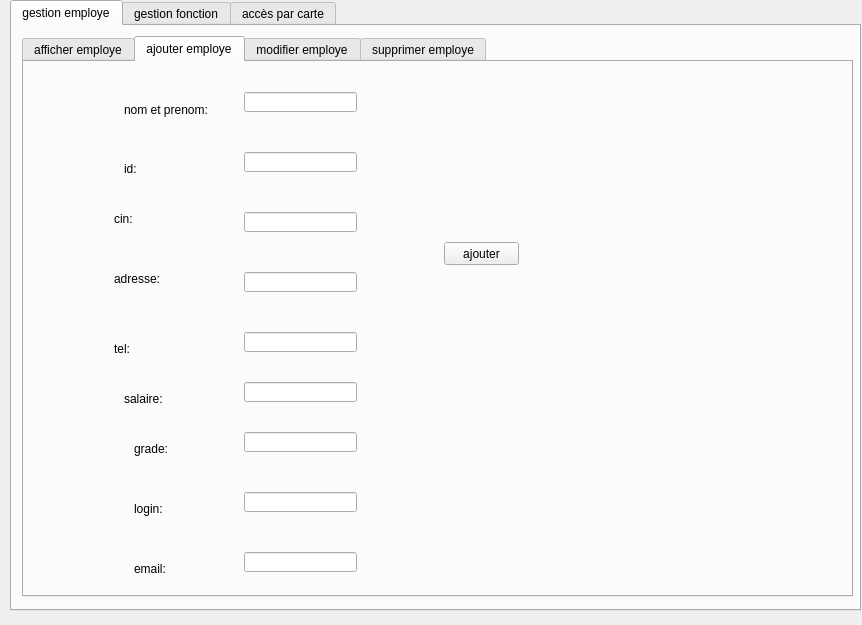
First picture: the form in employe.ui, repository zeinebzarrouk/projet-cpp, before the edit.
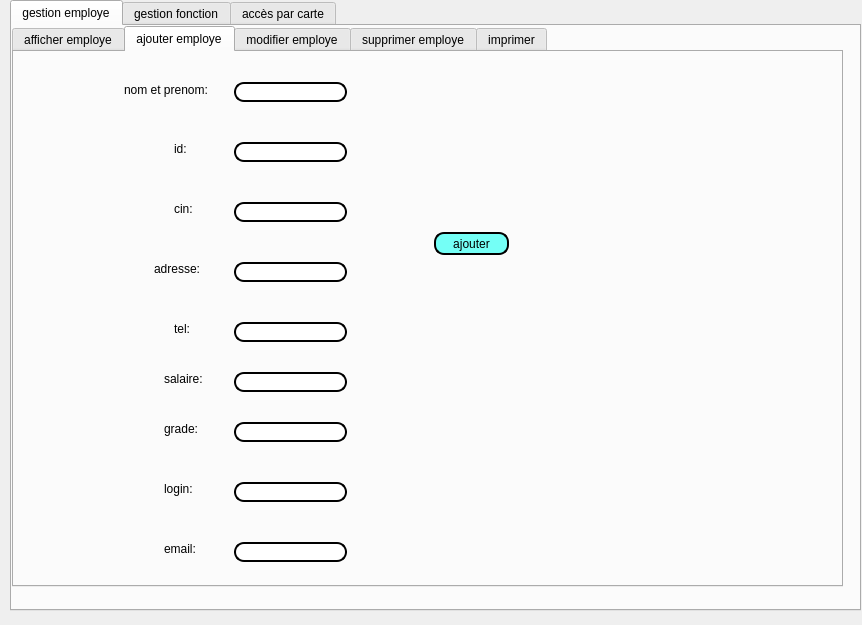
Second picture: the form after the edit. The open tabs and pages were chosen to show the change. Custom widgets are drawn as their Qt base class.

The edit to the form file:
```diff
--- a/employe.ui
+++ b/employe.ui
@@ -32,8 +32,8 @@
     <widget class="QTabWidget" name="tabWidget_2">
      <property name="geometry">
       <rect>
-       <x>10</x>
-       <y>10</y>
+       <x>0</x>
+       <y>0</y>
        <width>831</width>
        <height>561</height>
       </rect>
@@ -131,6 +131,13 @@
          <height>20</height>
         </rect>
        </property>
+       <property name="styleSheet">
+        <string notr="true">color: black;
+border-style:outset;
+border-width:2px;
+border-radius:10px;
+font: 75 italic 9pt &quot;Georgia&quot;;</string>
+       </property>
       </widget>
       <widget class="QLineEdit" name="id">
        <property name="geometry">
@@ -141,6 +148,13 @@
          <height>20</height>
         </rect>
        </property>
+       <property name="styleSheet">
+        <string notr="true">color: black;
+border-style:outset;
+border-width:2px;
+border-radius:10px;
+font: 75 italic 9pt &quot;Georgia&quot;;</string>
+       </property>
       </widget>
       <widget class="QLineEdit" name="cin">
        <property name="geometry">
@@ -151,6 +165,13 @@
          <height>20</height>
         </rect>
        </property>
+       <property name="styleSheet">
+        <string notr="true">color: black;
+border-style:outset;
+border-width:2px;
+border-radius:10px;
+font: 75 italic 9pt &quot;Georgia&quot;;</string>
+       </property>
       </widget>
       <widget class="QLineEdit" name="adresse">
        <property name="geometry">
@@ -161,6 +182,13 @@
          <height>20</height>
         </rect>
        </property>
+       <property name="styleSheet">
+        <string notr="true">color: black;
+border-style:outset;
+border-width:2px;
+border-radius:10px;
+font: 75 italic 9pt &quot;Georgia&quot;;</string>
+       </property>
       </widget>
       <widget class="QLineEdit" name="tel">
        <property name="geometry">
@@ -171,6 +199,14 @@
          <height>20</height>
         </rect>
        </property>
+       <property name="styleSheet">
+        <string notr="true">color: black;
+border-style:outset;
+border-width:2px;
+border-radius:10px;
+font: 75 italic 9pt &quot;Georgia&quot;;
+</string>
+       </property>
       </widget>
       <widget class="QLineEdit" name="salaire">
        <property name="geometry">
@@ -181,6 +217,14 @@
          <height>20</height>
         </rect>
        </property>
+       <property name="styleSheet">
+        <string notr="true">color: black;
+border-style:outset;
+border-width:2px;
+border-radius:10px;
+font: 75 italic 9pt &quot;Georgia&quot;;
+</string>
+       </property>
       </widget>
       <widget class="QLineEdit" name="grade">
        <property name="geometry">
@@ -191,6 +235,13 @@
          <height>20</height>
         </rect>
        </property>
+       <property name="styleSheet">
+        <string notr="true">color: black;
+border-style:outset;
+border-width:2px;
+border-radius:10px;
+font: 75 italic 9pt &quot;Georgia&quot;;</string>
+       </property>
       </widget>
       <widget class="QLineEdit" name="login">
        <property name="geometry">
@@ -201,6 +252,13 @@
          <height>20</height>
         </rect>
        </property>
+       <property name="styleSheet">
+        <string notr="true">font: 75 italic 9pt &quot;Georgia&quot;;
+color: black;
+border-style:outset;
+border-width:2px;
+border-radius:10px;</string>
+       </property>
       </widget>
       <widget class="QLineEdit" name="email">
        <property name="geometry">
@@ -211,16 +269,26 @@
          <height>20</height>
         </rect>
        </property>
+       <property name="styleSheet">
+        <string notr="true">color: black;
+border-style:outset;
+border-width:2px;
+border-radius:10px;
+font: 75 italic 9pt &quot;Georgia&quot;;</string>
+       </property>
       </widget>
       <widget class="QLabel" name="label">
        <property name="geometry">
         <rect>
-         <x>100</x>
-         <y>40</y>
+         <x>110</x>
+         <y>30</y>
          <width>101</width>
          <height>16</height>
         </rect>
        </property>
+       <property name="styleSheet">
+        <string notr="true">font: 75 italic 9pt &quot;Georgia&quot;;</string>
+       </property>
        <property name="text">
         <string>nom et prenom:</string>
        </property>
@@ -228,12 +296,15 @@
       <widget class="QLabel" name="label_2">
        <property name="geometry">
         <rect>
-         <x>100</x>
-         <y>100</y>
+         <x>160</x>
+         <y>90</y>
          <width>47</width>
          <height>14</height>
         </rect>
        </property>
+       <property name="styleSheet">
+        <string notr="true">font: 75 italic 9pt &quot;Georgia&quot;;</string>
+       </property>
        <property name="text">
         <string>id:</string>
        </property>
@@ -241,12 +312,15 @@
       <widget class="QLabel" name="label_3">
        <property name="geometry">
         <rect>
-         <x>90</x>
+         <x>160</x>
          <y>150</y>
          <width>47</width>
          <height>14</height>
         </rect>
        </property>
+       <property name="styleSheet">
+        <string notr="true">font: 75 italic 9pt &quot;Georgia&quot;;</string>
+       </property>
        <property name="text">
         <string>cin:</string>
        </property>
@@ -254,12 +328,15 @@
       <widget class="QLabel" name="label_4">
        <property name="geometry">
         <rect>
-         <x>90</x>
+         <x>140</x>
          <y>210</y>
          <width>47</width>
          <height>14</height>
         </rect>
        </property>
+       <property name="styleSheet">
+        <string notr="true">font: 75 italic 9pt &quot;Georgia&quot;;</string>
+       </property>
        <property name="text">
         <string>adresse:</string>
        </property>
@@ -267,12 +344,15 @@
       <widget class="QLabel" name="label_5">
        <property name="geometry">
         <rect>
-         <x>90</x>
-         <y>280</y>
+         <x>160</x>
+         <y>270</y>
          <width>47</width>
          <height>14</height>
         </rect>
        </property>
+       <property name="styleSheet">
+        <string notr="true">font: 75 italic 9pt &quot;Georgia&quot;;</string>
+       </property>
        <property name="text">
         <string>tel:</string>
        </property>
@@ -280,12 +360,15 @@
       <widget class="QLabel" name="label_6">
        <property name="geometry">
         <rect>
-         <x>100</x>
-         <y>330</y>
+         <x>150</x>
+         <y>320</y>
          <width>47</width>
          <height>14</height>
         </rect>
        </property>
+       <property name="styleSheet">
+        <string notr="true">font: 75 italic 9pt &quot;Georgia&quot;;</string>
+       </property>
        <property name="text">
         <string>salaire:</string>
        </property>
@@ -293,12 +376,15 @@
       <widget class="QLabel" name="label_7">
        <property name="geometry">
         <rect>
-         <x>110</x>
-         <y>380</y>
+         <x>150</x>
+         <y>370</y>
          <width>47</width>
          <height>14</height>
         </rect>
        </property>
+       <property name="styleSheet">
+        <string notr="true">font: 75 italic 9pt &quot;Georgia&quot;;</string>
+       </property>
        <property name="text">
         <string>grade:</string>
        </property>
@@ -306,12 +392,15 @@
       <widget class="QLabel" name="label_8">
        <property name="geometry">
         <rect>
-         <x>110</x>
-         <y>440</y>
+         <x>150</x>
+         <y>430</y>
          <width>47</width>
          <height>14</height>
         </rect>
        </property>
+       <property name="styleSheet">
+        <string notr="true">font: 75 italic 9pt &quot;Georgia&quot;;</string>
+       </property>
        <property name="text">
         <string>login:</string>
        </property>
@@ -319,12 +408,15 @@
       <widget class="QLabel" name="label_9">
        <property name="geometry">
         <rect>
-         <x>110</x>
-         <y>500</y>
+         <x>150</x>
+         <y>490</y>
          <width>47</width>
          <height>14</height>
         </rect>
        </property>
+       <property name="styleSheet">
+        <string notr="true">font: 75 italic 9pt &quot;Georgia&quot;;</string>
+       </property>
        <property name="text">
         <string>email:</string>
        </property>
@@ -338,6 +430,14 @@
          <height>23</height>
         </rect>
        </property>
+       <property name="styleSheet">
+        <string notr="true">font: 75 italic 9pt &quot;Georgia&quot;;
+color: black;
+border-style:outset;
+border-width:2px;
+border-radius:10px;
+background-color: rgb(116, 255, 246);</string>
+       </property>
        <property name="text">
         <string>ajouter</string>
        </property>
@@ -471,6 +571,49 @@
        </property>
       </widget>
      </widget>
+     <widget class="QWidget" name="tab_13">
+      <attribute name="title">
+       <string>imprimer</string>
+      </attribute>
+      <widget class="QListView" name="listView">
+       <property name="geometry">
+        <rect>
+         <x>50</x>
+         <y>50</y>
+         <width>381</width>
+         <height>311</height>
+        </rect>
+       </property>
+       <property name="styleSheet">
+        <string notr="true">color: green;
+border-style:outset;
+border-width:2px;
+border-radius:4px;
+font: 75 italic 9pt &quot;Georgia&quot;;</string>
+       </property>
+      </widget>
+      <widget class="QPushButton" name="imprimer">
+       <property name="geometry">
+        <rect>
+         <x>510</x>
+         <y>160</y>
+         <width>75</width>
+         <height>23</height>
+        </rect>
+       </property>
+       <property name="styleSheet">
+        <string notr="true">font: 75 italic 9pt &quot;Georgia&quot;;
+color: black;
+border-style:outset;
+border-width:2px;
+border-radius:10px;
+background-color: rgb(116, 255, 246);</string>
+       </property>
+       <property name="text">
+        <string>imprimer</string>
+       </property>
+      </widget>
+     </widget>
     </widget>
    </widget>
    <widget class="QWidget" name="tab_2">
```
Left out of the diff: 252 changed lines with no effect on the pictures.
